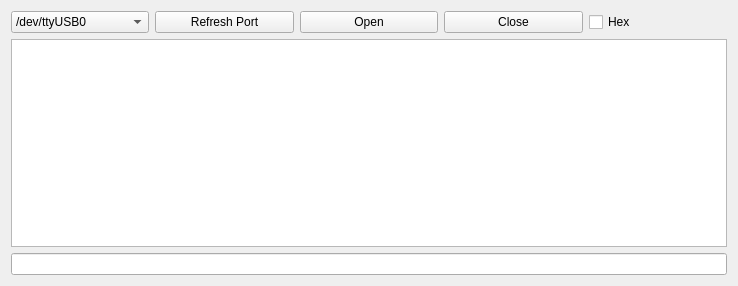
yageek/QTSerial, file serialtool.ui: the form before one commit.
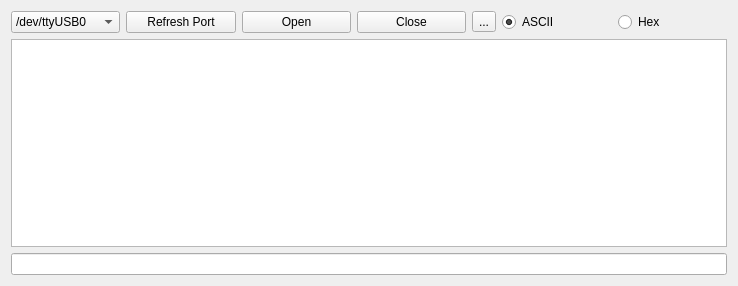
The form after the commit. Icons and pictures are not drawn.

Commit message: Add the possibility to change from ASCII to Hex mode

Diff of the .ui file:
```diff
--- a/serialtool.ui
+++ b/serialtool.ui
@@ -54,7 +54,28 @@
       </widget>
      </item>
      <item>
-      <widget class="QCheckBox" name="HexCheckBox">
+      <widget class="QToolButton" name="clearTermButton">
+       <property name="text">
+        <string>...</string>
+       </property>
+       <property name="icon">
+        <iconset resource="icons.qrc">
+         <normaloff>:/mainbar/icons/clear.png</normaloff>:/mainbar/icons/clear.png</iconset>
+       </property>
+      </widget>
+     </item>
+     <item>
+      <widget class="QRadioButton" name="asciiRadio">
+       <property name="text">
+        <string>ASCII</string>
+       </property>
+       <property name="checked">
+        <bool>true</bool>
+       </property>
+      </widget>
+     </item>
+     <item>
+      <widget class="QRadioButton" name="hexRadio">
        <property name="text">
         <string>Hex</string>
        </property>
```
Left out of the diff: 70 changed lines with no effect on the pictures. The commit also changes 4 other files.
